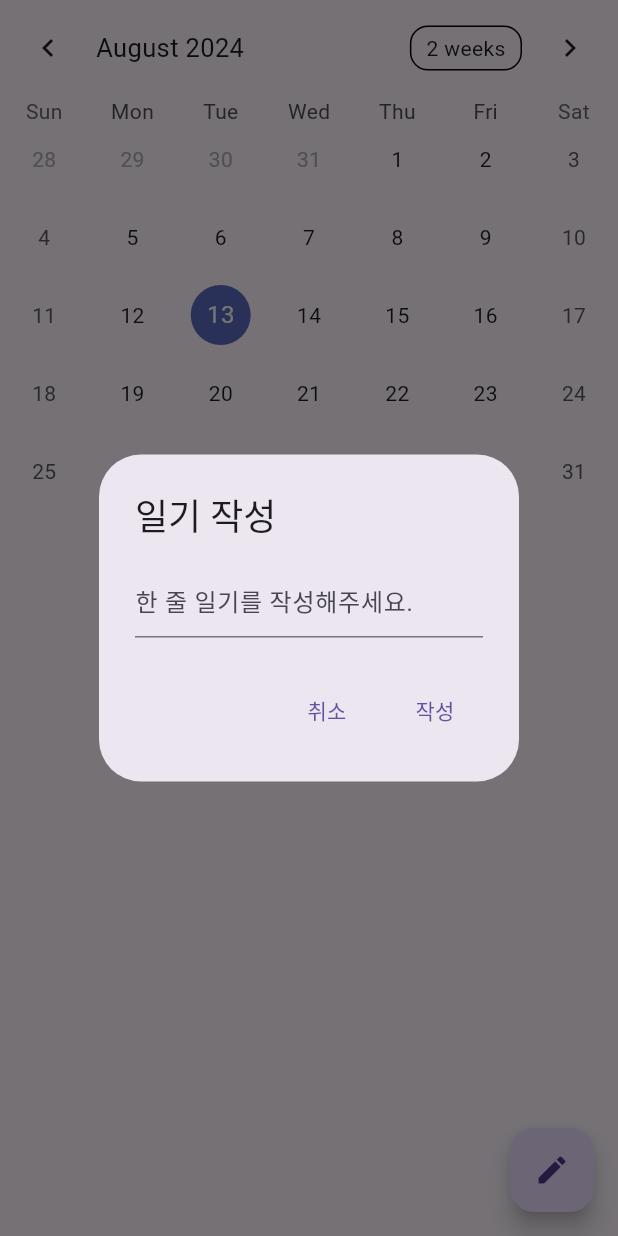
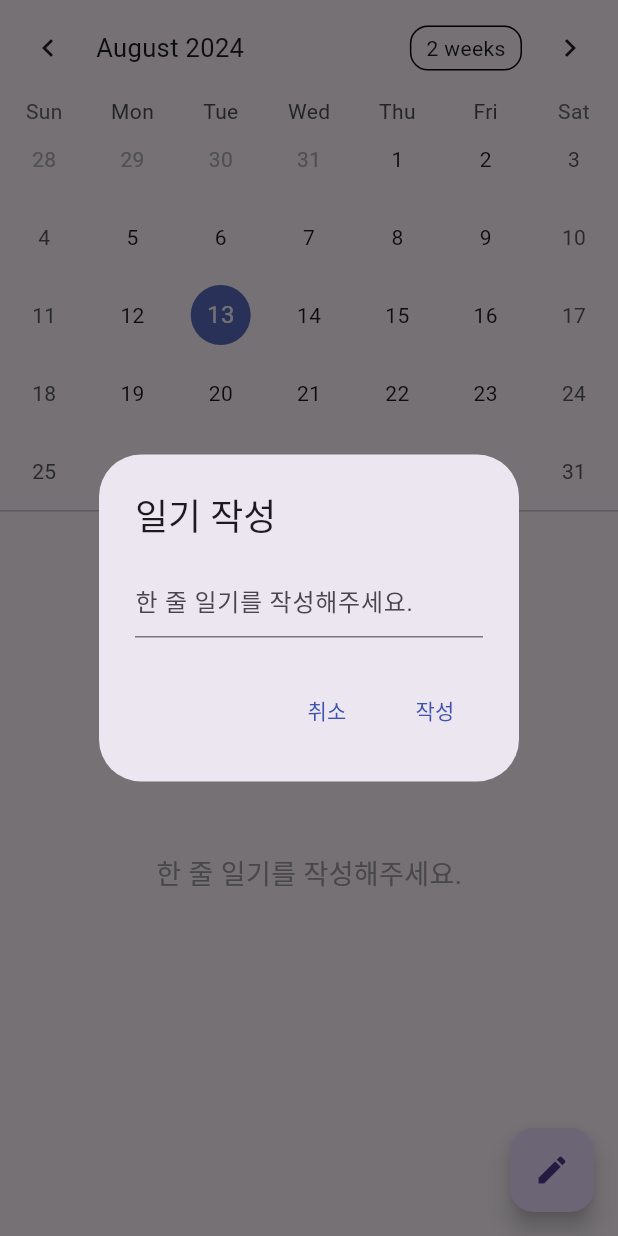
Before and after one commit to millwheel/flutter-practice, a Flutter app: the screen it shows after launch, after a tap on the "create" icon, on a phone screen of 412 x 824 dp. Run offline on Flutter 3.47's test engine with Material 3 defaults, Android fonts, the phone set to English and light mode, and no system bars; drawn by our look-alikes of table_calendar; our stand-ins replace cloud_firestore, dio, firebase_auth, firebase_core, google_fonts, introduction_screen and 1 more; accounts and stored records are empty.

Commit message:
feat: Add deleting function in homepage

```diff
--- a/diary/lib/home_page.dart
+++ b/diary/lib/home_page.dart
@@ -38,22 +38,44 @@ class _HomePageState extends State<HomePage> {
                     });
                   },
                 ),
-                // Padding(
-                //   padding: EdgeInsets.symmetric(vertical: 10, horizontal: 20),
-                //   child: ListView.separated(
-                //     itemCount: diaryList.length,
-                //     itemBuilder: (BuildContext context, int index) {
-                //       int i = diaryList.length - index - 1;
-                //       Diary diary = diaryList[i];
-                //       Text(diary.text);
-                //     },
-                //     separatorBuilder: (BuildContext context, int index) {
-                //       return Divider(
-                //         height: 1,
-                //       );
-                //     },
-                //   ),
-                // ),
+                Divider(
+                  height: 1,
+                ),
+                Expanded(
+                  child: diaryList.isEmpty
+                      ? Center(
+                          child: Text(
+                            "한 줄 일기를 작성해주세요.",
+                            style: TextStyle(
+                              color: Colors.grey,
+                              fontSize: 18,
+                            ),
+                          ),
+                        )
+                      : ListView.separated(
+                          itemCount: diaryList.length,
+                          itemBuilder: (context, index) {
+                            int i = diaryList.length - index - 1;
+                            Diary diary = diaryList[index];
+                            // ListView 아래는 ListTile
+                            return ListTile(
+                              title: Text(
+                                diary.text,
+                                style: TextStyle(
+                                  fontSize: 20,
+                                  color: Colors.black,
+                                ),
+                              ),
+                              onTap: () {
+                                showDeleteDialog(diaryService, diary);
+                              },
+                            );
+                          },
+                          separatorBuilder: (BuildContext context, int index) {
+                            return Divider(height: 1);
+                          },
+                        ),
+                ),
               ],
             ),
           ),
@@ -68,41 +90,79 @@ class _HomePageState extends State<HomePage> {
     );
   }
 
-  void createDiary(DiaryService diaryService) {
-    String newText = createTextController.text.trim();
-    if (newText.isNotEmpty) {
-      diaryService.create(newText, selectedDay);
-      createTextController.text = "";
-    }
+  // build가 아닌 private 함수 넣을 수 있음
+  void showCreateDialog(DiaryService diaryService) {
+    // 팝업 창 띄우는 역할
+    showDialog(
+      context: context,
+      builder: (context) {
+        // 팝업 창
+        return AlertDialog(
+          title: Text("일기 작성"),
+          // 입력 받기
+          content: TextField(
+            controller: createTextController,
+            cursorColor: Colors.indigo,
+            decoration: InputDecoration(
+              hintText: "한 줄 일기를 작성해주세요.",
+              focusedBorder: UnderlineInputBorder(
+                borderSide: BorderSide(color: Colors.indigo),
+              ),
+            ),
+          ),
+          // 액션 결정해주는 곳
+          actions: [
+            TextButton(
+              onPressed: () => Navigator.pop(context),
+              child: Text(
+                "취소",
+                style: TextStyle(color: Colors.indigo),
+              ),
+            ),
+            TextButton(
+              onPressed: () {
+                String newText = createTextController.text.trim();
+                if (newText.isNotEmpty) {
+                  diaryService.create(newText, selectedDay);
+                  createTextController.text = "";
+                }
+                Navigator.pop(context);
+              },
+              child: Text(
+                "작성",
+                style: TextStyle(color: Colors.indigo),
+              ),
+            ),
+          ],
+        );
+      },
+    );
   }
 
-  void showCreateDialog(DiaryService diaryService) {
+  void showDeleteDialog(DiaryService diaryService, Diary diary) {
     showDialog(
       context: context,
       builder: (context) {
         return AlertDialog(
-          title: Text("일기 작성"),
-          content: TextField(
-            controller: createTextController,
-            decoration: InputDecoration(
-              hintText: "한 줄 일기를 작성해주세요.",
-            ),
-            onSubmitted: (_) {
-              createDiary(diaryService);
-              Navigator.pop(context);
-            },
-          ),
+          title: Text("일기 삭제"),
+          content: Text("일기를 삭제하시겠습니까?"),
           actions: [
             TextButton(
               onPressed: () => Navigator.pop(context),
-              child: Text("취소"),
+              child: Text(
+                "취소",
+                style: TextStyle(color: Colors.indigo),
+              ),
             ),
             TextButton(
               onPressed: () {
-                createDiary(diaryService);
+                diaryService.delete(diary.createdAt);
                 Navigator.pop(context);
               },
-              child: Text("작성"),
+              child: Text(
+                "삭제",
+                style: TextStyle(color: Colors.red),
+              ),
             ),
           ],
         );
```
